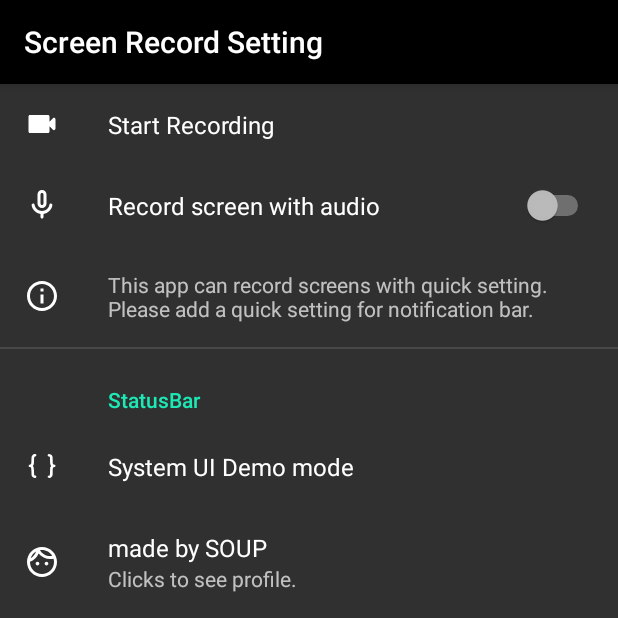
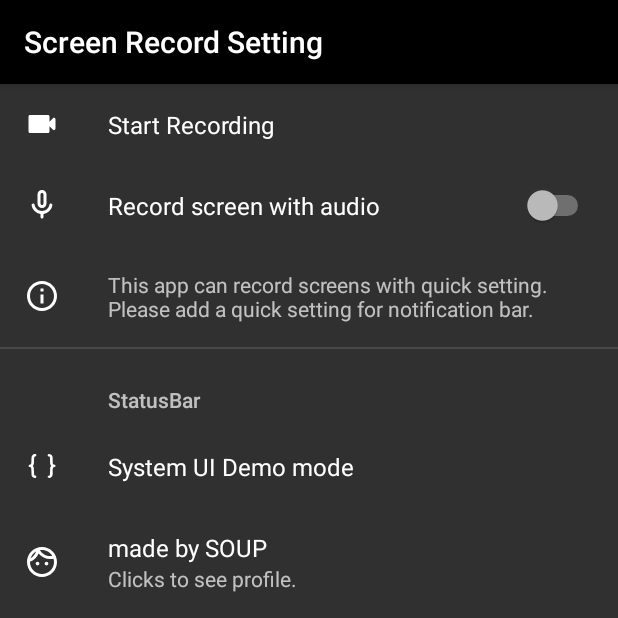
Before and after one commit to fornewid/ScreenRecordTile, an Android app: the screen it shows after launch (SettingActivity), on a phone screen of 412 x 824 dp, the top half of it. Run offline under Robolectric (Android 15) with nearby library versions, the phone set to English and light mode, and no system bars; our stand-ins replace Timber, androidx.preference.

Commit message:
Goodbye AndroidX AppCompat

```diff
--- a/app/build.gradle
+++ b/app/build.gradle
@@ -58,7 +58,6 @@ android {
 
 dependencies {
     implementation deps.kotlin.stdlib
-    implementation deps.androidx.appcompat
     implementation deps.androidx.core_ktx
     implementation deps.androidx.fragment_ktx
     implementation deps.androidx.preference_ktx
--- a/app/src/main/AndroidManifest.xml
+++ b/app/src/main/AndroidManifest.xml
@@ -44,7 +44,7 @@
             android:excludeFromRecents="true"
             android:launchMode="singleInstance"
             android:screenOrientation="portrait"
-            android:theme="@style/AppTheme.Wallpaper" />
+            android:theme="@style/AppTheme.ScreenRecord" />
 
         <service
             android:name=".ScreenRecordTile"
--- a/app/src/main/java/soup/tile/screenrecord/setting/SettingActivity.kt
+++ b/app/src/main/java/soup/tile/screenrecord/setting/SettingActivity.kt
@@ -1,10 +1,10 @@
 package soup.tile.screenrecord.setting
 
 import android.os.Bundle
-import androidx.appcompat.app.AppCompatActivity
+import androidx.fragment.app.FragmentActivity
 import soup.tile.screenrecord.R
 
-class SettingActivity : AppCompatActivity() {
+class SettingActivity : FragmentActivity() {
 
     override fun onCreate(savedInstanceState: Bundle?) {
         super.onCreate(savedInstanceState)
--- a/app/src/main/res/values/styles.xml
+++ b/app/src/main/res/values/styles.xml
@@ -1,14 +1,14 @@
 <resources>
 
-    <style name="AppTheme" parent="Theme.AppCompat">
-        <item name="colorPrimary">@color/colorPrimary</item>
-        <item name="colorPrimaryDark">@color/colorPrimaryDark</item>
-        <item name="colorAccent">@color/colorAccent</item>
+    <style name="AppTheme" parent="android:Theme.Material">
+        <item name="android:colorPrimary">@color/colorPrimary</item>
+        <item name="android:colorPrimaryDark">@color/colorPrimaryDark</item>
+        <item name="android:colorAccent">@color/colorAccent</item>
+        <item name="android:statusBarColor">@color/colorPrimary</item>
         <item name="colorOnBackground">@android:color/white</item>
-        <item name="android:statusBarColor">@android:color/black</item>
     </style>
 
-    <style name="AppTheme.Wallpaper" parent="Theme.AppCompat.Dialog">
+    <style name="AppTheme.ScreenRecord" parent="android:Theme.Material.Dialog">
         <item name="android:windowBackground">@android:color/transparent</item>
         <item name="android:colorBackgroundCacheHint">@null</item>
         <item name="android:windowShowWallpaper">true</item>
@@ -17,6 +17,7 @@
         <item name="android:windowIsFloating">false</item>
         <item name="android:windowIsTranslucent">true</item>
         <item name="android:windowNoTitle">true</item>
+        <item name="android:backgroundDimEnabled">false</item>
         <item name="android:statusBarColor">@android:color/transparent</item>
         <item name="android:navigationBarColor">@android:color/transparent</item>
     </style>
```
